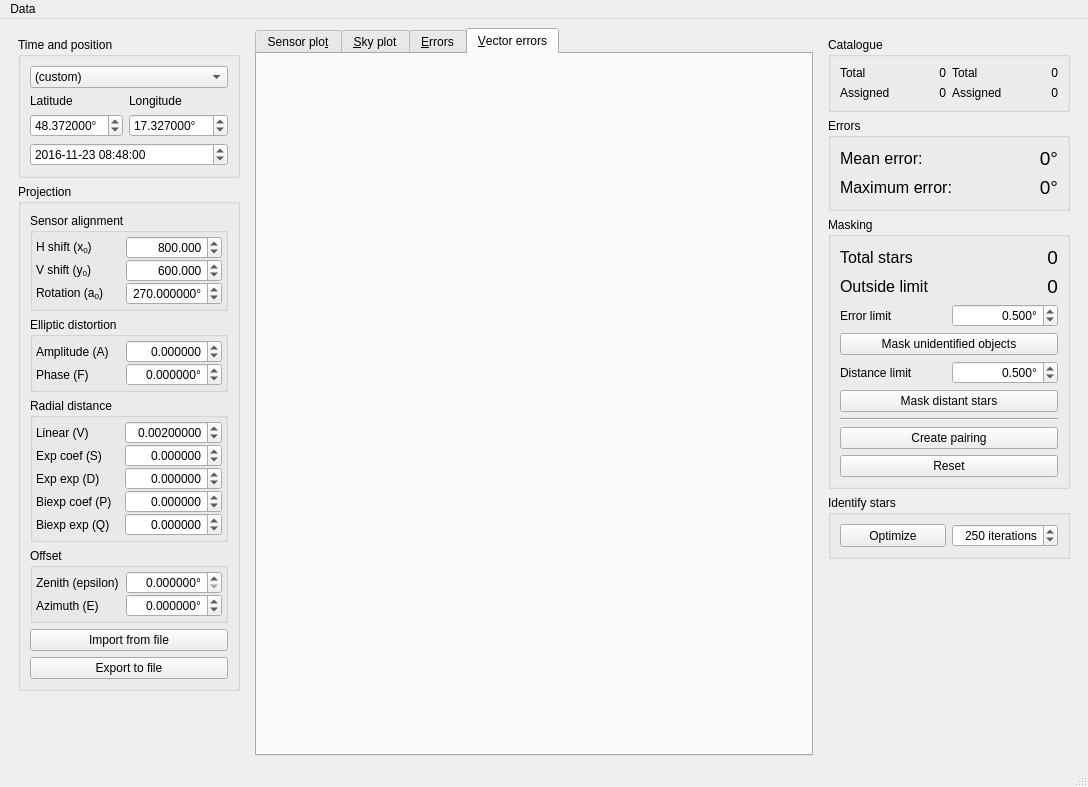
Qt form ui/main.ui (AMOS-uniba/vasco) before a commit.
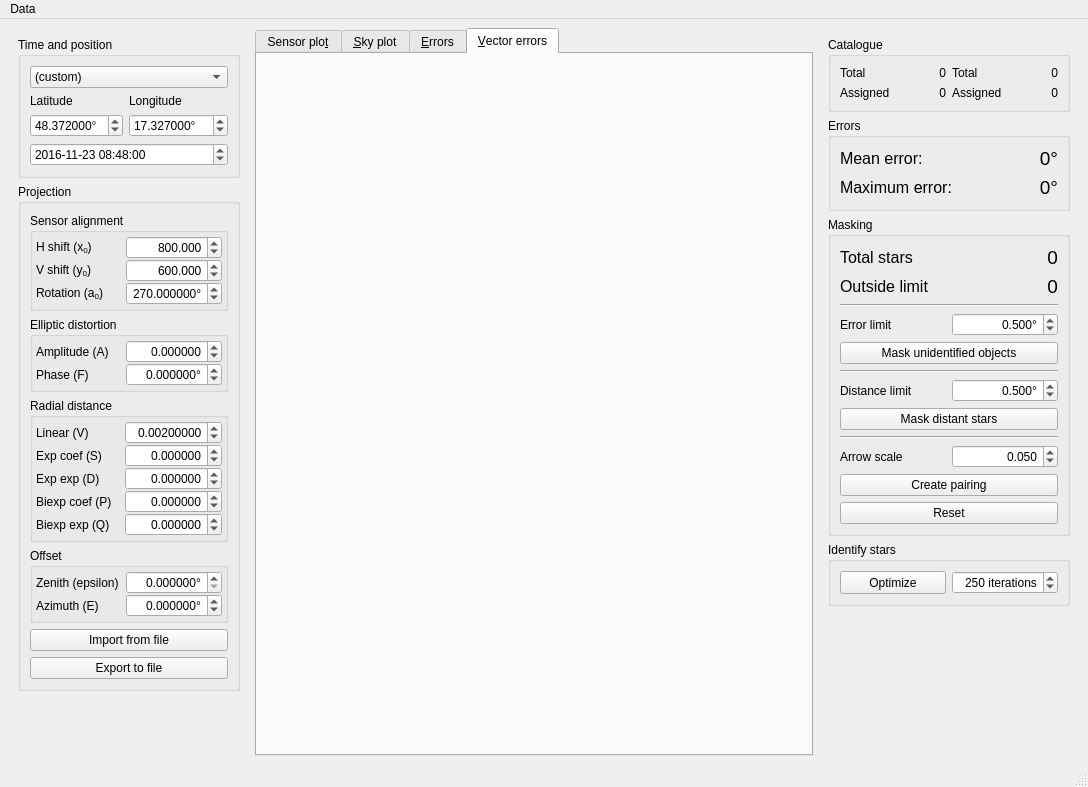
The same form after that commit.

The edit to the form file:
```diff
--- a/ui/main.ui
+++ b/ui/main.ui
@@ -999,14 +999,34 @@
           <string>Masking</string>
          </property>
          <layout class="QGridLayout" name="gridLayout_8">
-          <item row="4" column="0">
+          <item row="17" column="0" colspan="2">
+           <widget class="QPushButton" name="pb_pair">
+            <property name="sizePolicy">
+             <sizepolicy hsizetype="Preferred" vsizetype="Minimum">
+              <horstretch>0</horstretch>
+              <verstretch>0</verstretch>
+             </sizepolicy>
+            </property>
+            <property name="text">
+             <string>Create pairing</string>
+            </property>
+           </widget>
+          </item>
+          <item row="9" column="0" colspan="2">
+           <widget class="Line" name="line_2">
+            <property name="orientation">
+             <enum>Qt::Horizontal</enum>
+            </property>
+           </widget>
+          </item>
+          <item row="5" column="0">
            <widget class="QLabel" name="lx_error_limit">
             <property name="text">
              <string>Error limit</string>
             </property>
            </widget>
           </item>
-          <item row="7" column="0" colspan="2">
+          <item row="8" column="0" colspan="2">
            <widget class="QPushButton" name="pb_mask_unidentified">
             <property name="sizePolicy">
              <sizepolicy hsizetype="Preferred" vsizetype="Minimum">
@@ -1019,14 +1039,14 @@
             </property>
            </widget>
           </item>
-          <item row="8" column="0">
+          <item row="10" column="0">
            <widget class="QLabel" name="lx_distance_limit">
             <property name="text">
              <string>Distance limit</string>
             </property>
            </widget>
           </item>
-          <item row="8" column="1">
+          <item row="10" column="1">
            <widget class="QDoubleSpinBox" name="dsb_distance_limit">
             <property name="alignment">
              <set>Qt::AlignRight|Qt::AlignTrailing|Qt::AlignVCenter</set>
@@ -1048,7 +1068,7 @@
             </property>
            </widget>
           </item>
-          <item row="10" column="0" colspan="2">
+          <item row="12" column="0" colspan="2">
            <widget class="QPushButton" name="pb_mask_distant">
             <property name="sizePolicy">
              <sizepolicy hsizetype="Preferred" vsizetype="Minimum">
@@ -1061,14 +1081,21 @@
             </property>
            </widget>
           </item>
-          <item row="12" column="0" colspan="2">
-           <widget class="Line" name="line">
-            <property name="orientation">
-             <enum>Qt::Horizontal</enum>
-            </property>
-           </widget>
-          </item>
           <item row="15" column="0" colspan="2">
+           <widget class="Line" name="line">
+            <property name="orientation">
+             <enum>Qt::Horizontal</enum>
+            </property>
+           </widget>
+          </item>
+          <item row="4" column="0" colspan="2">
+           <widget class="Line" name="line_3">
+            <property name="orientation">
+             <enum>Qt::Horizontal</enum>
+            </property>
+           </widget>
+          </item>
+          <item row="19" column="0" colspan="2">
            <widget class="QPushButton" name="pb_reset">
             <property name="text">
              <string>Reset</string>
@@ -1120,7 +1147,7 @@
             </property>
            </widget>
           </item>
-          <item row="4" column="1">
+          <item row="5" column="1">
            <widget class="QDoubleSpinBox" name="dsb_error_limit">
             <property name="alignment">
              <set>Qt::AlignRight|Qt::AlignTrailing|Qt::AlignVCenter</set>
@@ -1187,16 +1214,38 @@
             </property>
            </widget>
           </item>
-          <item row="13" column="0" colspan="2">
-           <widget class="QPushButton" name="pb_pair">
-            <property name="sizePolicy">
-             <sizepolicy hsizetype="Preferred" vsizetype="Minimum">
-              <horstretch>0</horstretch>
-              <verstretch>0</verstretch>
-             </sizepolicy>
-            </property>
+          <item row="16" column="0">
+           <widget class="QLabel" name="lx_arrow_scale">
             <property name="text">
-             <string>Create pairing</string>
+             <string>Arrow scale</string>
+            </property>
+           </widget>
+          </item>
+          <item row="16" column="1">
+           <widget class="QDoubleSpinBox" name="dsb_arrow_scale">
+            <property name="alignment">
+             <set>Qt::AlignRight|Qt::AlignTrailing|Qt::AlignVCenter</set>
+            </property>
+            <property name="suffix">
+             <string/>
+            </property>
+            <property name="decimals">
+             <number>3</number>
+            </property>
+            <property name="minimum">
+             <double>0.001000000000000</double>
+            </property>
+            <property name="maximum">
+             <double>0.500000000000000</double>
+            </property>
+            <property name="singleStep">
+             <double>0.050000000000000</double>
+            </property>
+            <property name="stepType">
+             <enum>QAbstractSpinBox::AdaptiveDecimalStepType</enum>
+            </property>
+            <property name="value">
+             <double>0.050000000000000</double>
             </property>
            </widget>
           </item>
@@ -1255,7 +1304,7 @@
          <property name="sizeHint" stdset="0">
           <size>
            <width>241</width>
-           <height>179</height>
+           <height>132</height>
           </size>
          </property>
         </spacer>
```
Left out of the diff: 29 changed lines with no effect on the pictures.
